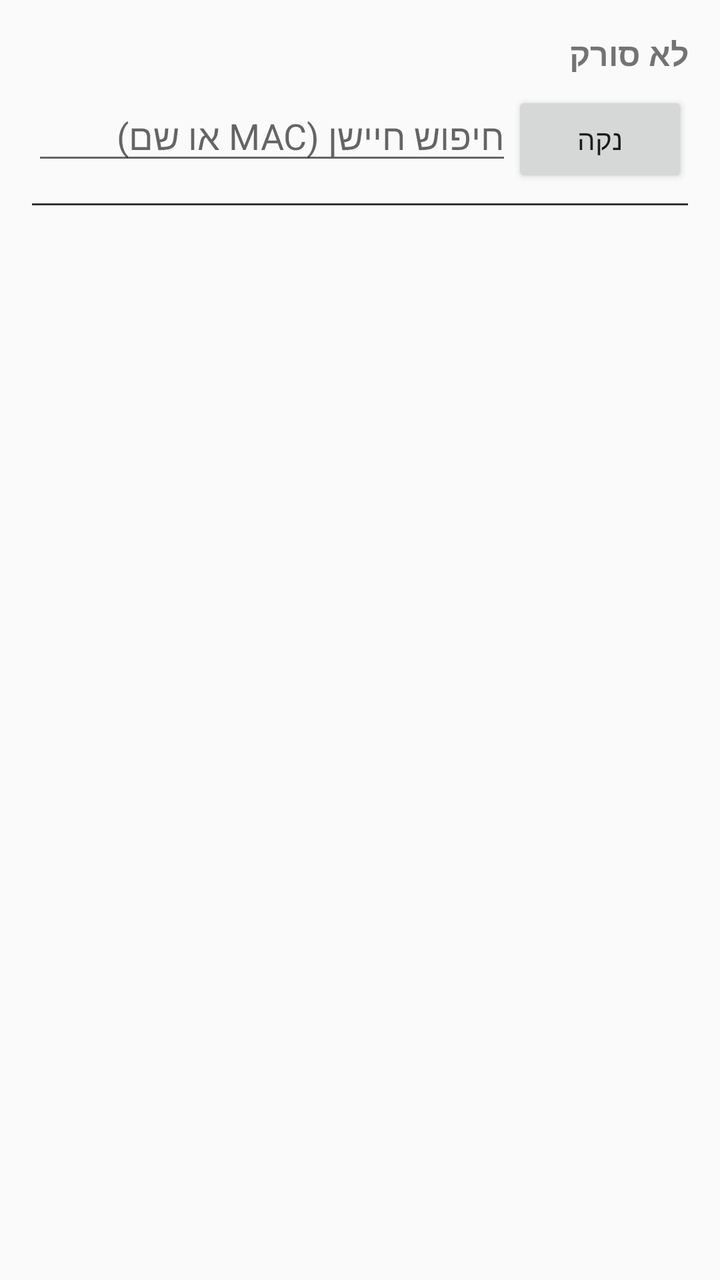
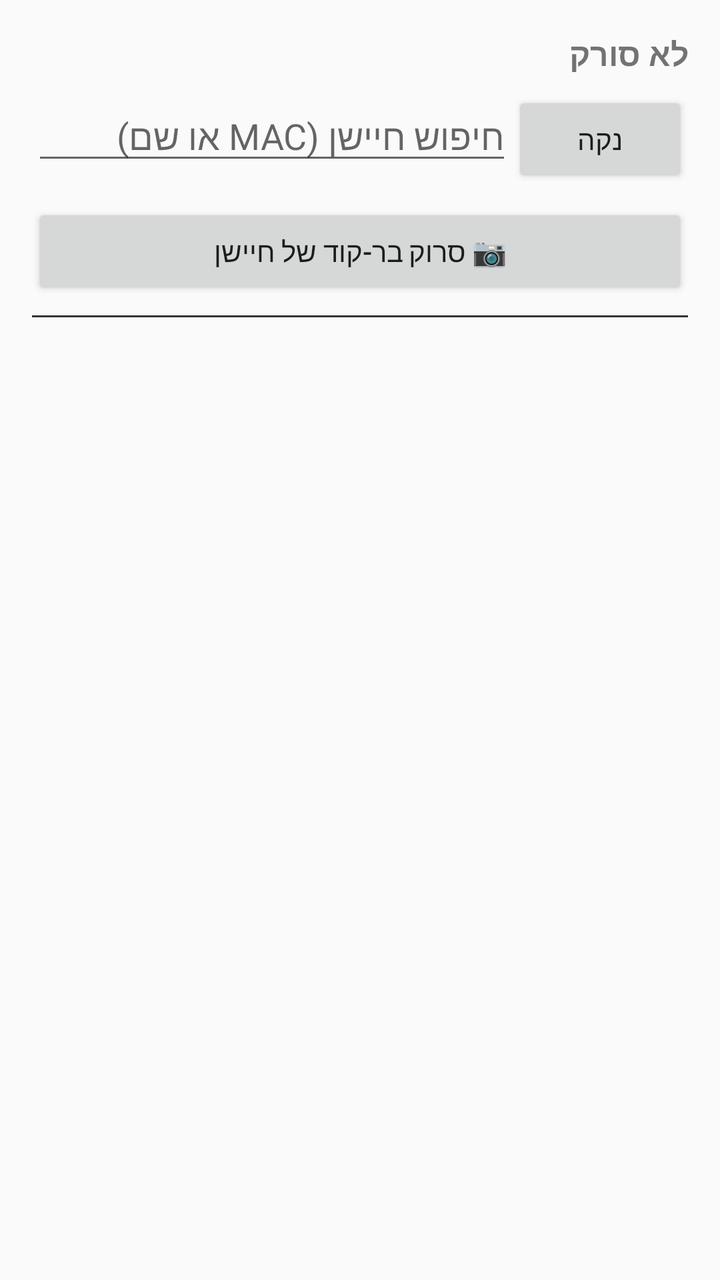

Two renders of the same Android screen: before a commit and after it. Below are the layout's source before the change and the commit's diff.
<!-- AndroidManifest.xml: application theme Theme.AppCompat.DayNight -->
<!-- res/layout/activity_main.xml -->
<?xml version="1.0" encoding="utf-8"?>
<LinearLayout xmlns:android="http://schemas.android.com/apk/res/android"
    android:layout_width="match_parent"
    android:layout_height="match_parent"
    android:orientation="vertical"
    android:padding="16dp">

    <TextView
        android:id="@+id/textStatus"
        android:layout_width="match_parent"
        android:layout_height="wrap_content"
        android:paddingBottom="8dp"
        android:text="לא סורק"
        android:textSize="16sp"
        android:textStyle="bold" />

    
    <LinearLayout
        android:layout_width="match_parent"
        android:layout_height="wrap_content"
        android:orientation="horizontal"
        android:paddingBottom="8dp">

        <EditText
            android:id="@+id/editFilterMac"
            android:layout_width="0dp"
            android:layout_height="wrap_content"
            android:layout_weight="1"
            android:hint="חיפוש חיישן (MAC או שם)"
            android:inputType="textCapCharacters" />

        <Button
            android:id="@+id/buttonClearFilter"
            android:layout_width="wrap_content"
            android:layout_height="wrap_content"
            android:text="נקה" />
    </LinearLayout>

    
    <ScrollView
        android:id="@+id/debugSection"
        android:layout_width="match_parent"
        android:layout_height="280dp"
        android:visibility="gone"
        android:layout_marginBottom="8dp"
        android:background="#0D0D0D">

        <LinearLayout
            android:layout_width="match_parent"
            android:layout_height="wrap_content"
            android:orientation="vertical"
            android:padding="10dp">

            <TextView
                android:layout_width="match_parent"
                android:layout_height="wrap_content"
                android:textColor="#FFFFFF"
                android:text="חיבור ישיר לפי MAC (עוקף את הצורך לזהות את החיישן ברשימה)"
                android:textStyle="bold"
                android:paddingBottom="8dp" />

            <EditText
                android:id="@+id/editMac"
                android:layout_width="match_parent"
                android:layout_height="wrap_content"
                android:textColor="#FFFFFF"
                android:hint="MAC, לדוגמה BC:57:29:26:BD:EF (אפשר גם בלי נקודותיים)" />

            <EditText
                android:id="@+id/editPassword"
                android:layout_width="match_parent"
                android:layout_height="wrap_content"
                android:textColor="#FFFFFF"
                android:text="0000000000000000"
                android:hint="סיסמת החיישן" />

            <Button
                android:id="@+id/buttonGattConnect"
                android:layout_width="match_parent"
                android:layout_height="wrap_content"
                android:text="התחבר ישירות (GATT)" />

            <Button
                android:id="@+id/buttonExploreGatt"
                android:layout_width="match_parent"
                android:layout_height="wrap_content"
                android:layout_marginTop="4dp"
                android:text="חיבור גנרי לחקירת K7800P (משתמש ב-MAC למעלה)" />

            <TextView
                android:layout_width="match_parent"
                android:layout_height="wrap_content"
                android:textColor="#FFFFFF"
                android:paddingTop="10dp"
                android:text="ניסוי כתיבה (רק בזמן שמחוברים דרך הכפתור למעלה):"
                android:textStyle="bold" />

            <TextView
                android:layout_width="match_parent"
                android:layout_height="wrap_content"
                android:textColor="#FFD54F"
                android:textStyle="bold"
                android:text="↓ שדה 1: סוף UUID בלבד (למשל 36f5) ↓" />

            <EditText
                android:id="@+id/editWriteTargetUuid"
                android:layout_width="match_parent"
                android:layout_height="wrap_content"
                android:textColor="#FFFFFF"
                android:text="36f5"
                android:hint="רק סוף ה-UUID, לדוגמה 36f5" />

            <TextView
                android:layout_width="match_parent"
                android:layout_height="wrap_content"
                android:textColor="#FFD54F"
                android:textStyle="bold"
                android:paddingTop="6dp"
                android:text="↓ שדה 2: בייטים בהקסה בלבד (למשל 01) ↓" />

            <EditText
                android:id="@+id/editWriteHexBytes"
                android:layout_width="match_parent"
                android:layout_height="wrap_content"
                android:textColor="#FFFFFF"
                android:hint="רק בייטים בהקסה, לדוגמה 01" />

            <Button
                android:id="@+id/buttonWriteGatt"
                android:layout_width="match_parent"
                android:layout_height="wrap_content"
                android:text="שלח (כתוב ל-characteristic)" />

            <TextView
                android:id="@+id/textGattStatus"
                android:layout_width="match_parent"
                android:layout_height="wrap_content"
                android:textColor="#FFFFFF"
                android:paddingTop="8dp"
                android:text="לא מחובר" />

            <TextView
                android:id="@+id/textGattReading"
                android:layout_width="match_parent"
                android:layout_height="wrap_content"
                android:textColor="#FFFFFF"
                android:textSize="20sp"
                android:paddingTop="4dp"
                android:text="—" />

            <TextView
                android:layout_width="match_parent"
                android:layout_height="wrap_content"
                android:textColor="#FFFFFF"
                android:paddingTop="12dp"
                android:text="יומן טכני:"
                android:textStyle="bold" />

            <TextView
                android:id="@+id/textLog"
                android:layout_width="match_parent"
                android:layout_height="wrap_content"
                android:padding="6dp"
                android:textColor="#66FF99"
                android:textSize="10sp"
                android:fontFamily="monospace"
                android:text="" />

        </LinearLayout>
    </ScrollView>

    <View android:layout_width="match_parent" android:layout_height="1dp"
        android:background="#333333" android:layout_marginBottom="12dp" />

    <androidx.recyclerview.widget.RecyclerView
        android:id="@+id/recyclerSensors"
        android:layout_width="match_parent"
        android:layout_height="0dp"
        android:layout_weight="1" />

</LinearLayout>
<!-- resources referenced by this layout -->
<resources>

</resources>

<!-- the commit's change to res/layout/activity_main.xml (unified diff, before → after) -->
@@ -35,6 +35,14 @@
             android:layout_height="wrap_content"
             android:text="נקה" />
     </LinearLayout>
+
+    
+    <Button
+        android:id="@+id/buttonScanBarcode"
+        android:layout_width="match_parent"
+        android:layout_height="wrap_content"
+        android:layout_marginBottom="8dp"
+        android:text="📷 סרוק בר-קוד של חיישן" />
 
     
     <ScrollView
